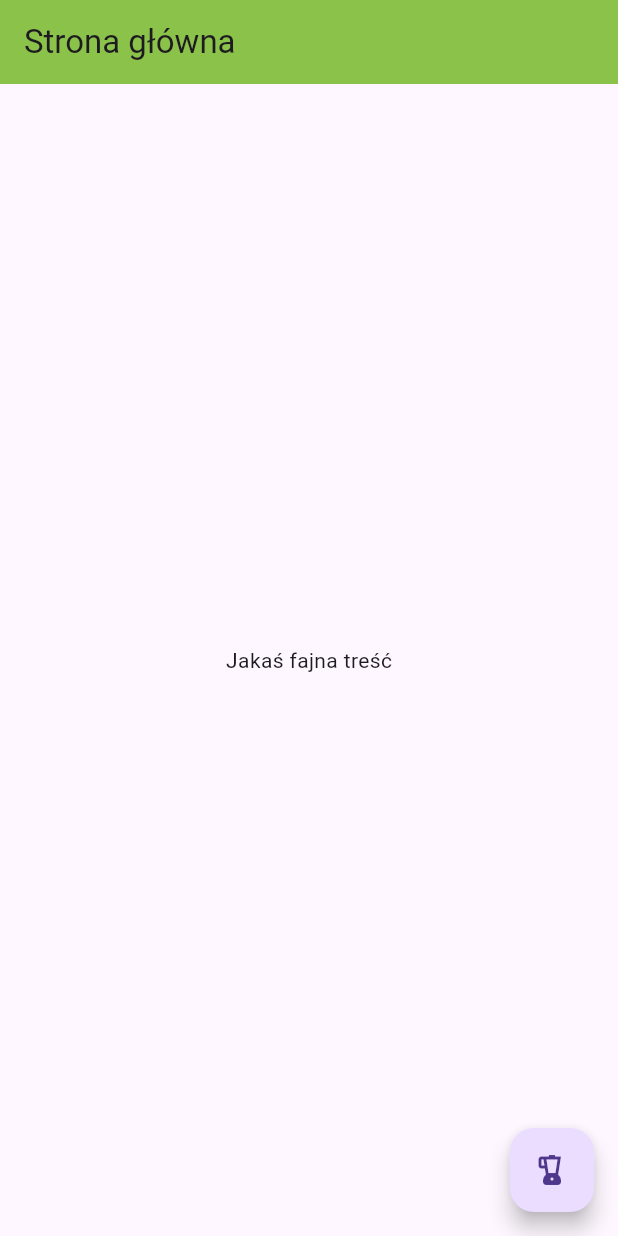
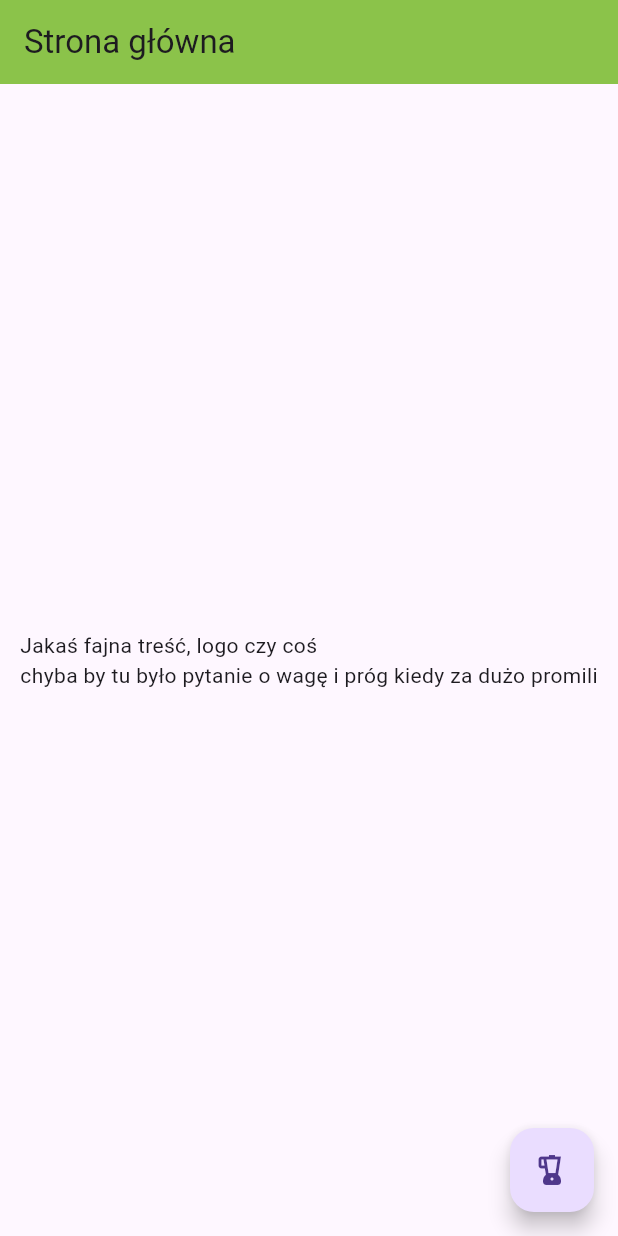
Before and after one commit to gawlas149/Alkomat, a Flutter app: the screen it shows after launch, on a phone screen of 412 x 824 dp. Run offline on Flutter 3.47's test engine with Material 3 defaults, Android fonts, the phone set to English and light mode, and no system bars; our stand-ins replace get, shared_preferences.

Commit message:
Display alcohol in blood

```diff
--- a/lib/breathalyser/breathalyser_page.dart
+++ b/lib/breathalyser/breathalyser_page.dart
@@ -153,7 +153,8 @@ class BreathalyserPage extends GetView<BreathalyserController> {
           borderRadius: BorderRadius.all(Radius.circular(10))),
       child: Padding(
         padding: const EdgeInsets.all(8.0),
-        child: Text('${controller.percentageInBlood}‰ we krwi'),
+        child:
+            Text('${controller.percentageInBlood.toStringAsFixed(3)}‰ we krwi'),
       ),
     );
   }
@@ -198,7 +199,7 @@ class BreathalyserController extends GetxController {
     await prefs.setString('drunk_liquors', encodedData);
   }
 
-  //wartości z dupy
+  //wartości z dupy TO DO
   void calculatePercentageInBlood() {
     double alcoholSum = 0;
     for (Liquor liquor in drunkLiquors) {
--- a/lib/main_screen/main_screen_page.dart
+++ b/lib/main_screen/main_screen_page.dart
@@ -19,7 +19,7 @@ class MainScreenPage extends GetView<MainScreenController> {
           mainAxisAlignment: MainAxisAlignment.center,
           children: <Widget>[
             const Text(
-              'Jakaś fajna treść',
+              'Jakaś fajna treść, logo czy coś \nchyba by tu było pytanie o wagę i próg kiedy za dużo promili',
             ),
           ],
         ),
```
